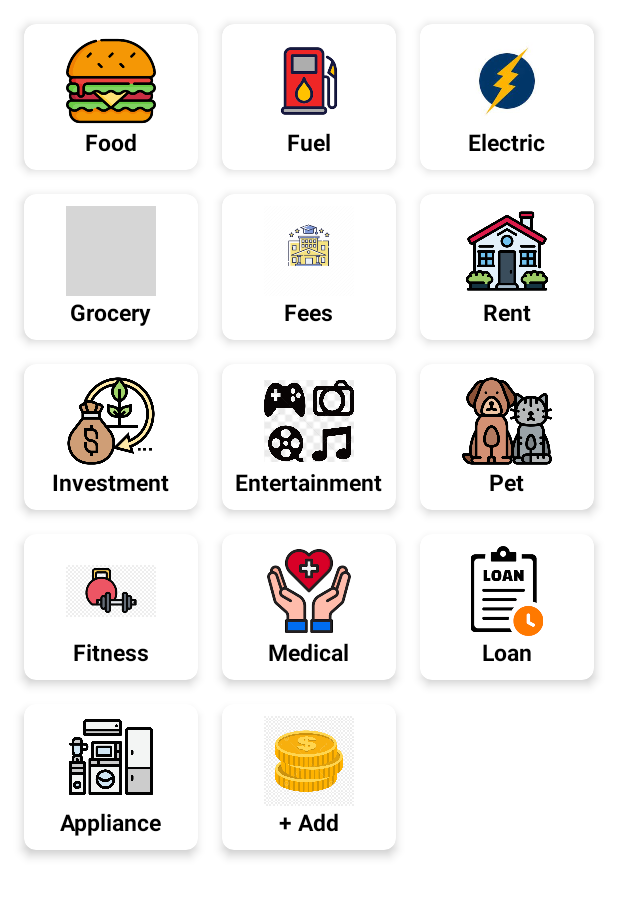
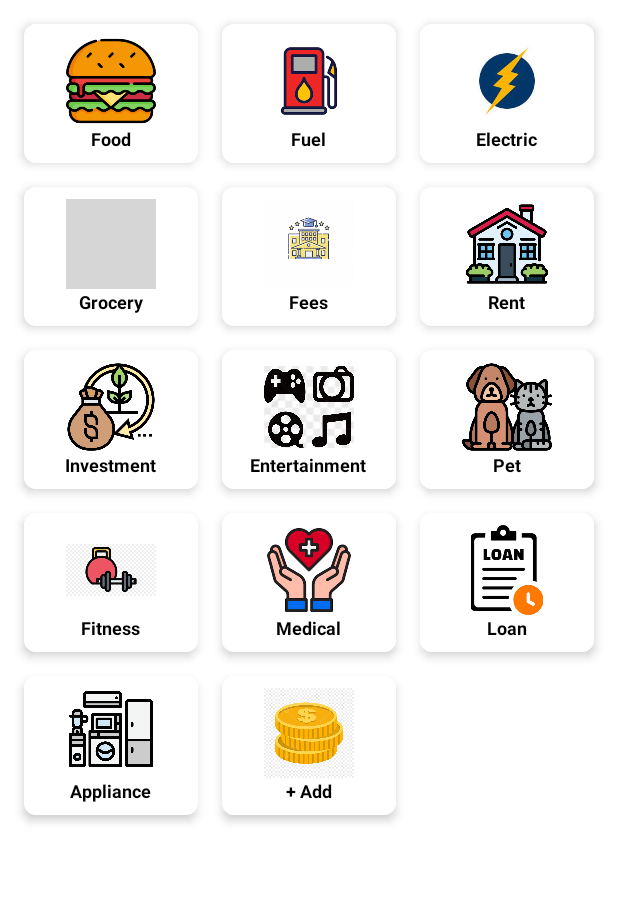
Before and after one commit to Priya-DharshiniS/Mobile-Application---FinWise, an Android app: the expense_log screen opened directly, with no data from a screen before it, after a tap on "Click to add", on a phone screen of 412 x 824 dp. Shown: the top 897 px of the screen. Run offline under Robolectric (Android 15) with nearby library versions, the phone set to English and light mode, and no system bars; our stand-ins replace Firebase (no records; nobody signed in at launch, a user with empty details on screens opened directly); grey boxes are pictures that could not be loaded.

Commit message:
card back set

```diff
--- a/app/src/main/res/layout/activity_expense.xml
+++ b/app/src/main/res/layout/activity_expense.xml
@@ -34,6 +34,7 @@
         android:layout_below="@id/layoutTotalSpending"
         android:layout_margin="15dp"
         app:cardCornerRadius="8dp"
+        android:background="@color/white"
         app:cardElevation="4dp">
 
         <RelativeLayout
--- a/app/src/main/res/layout/activity_expense_log.xml
+++ b/app/src/main/res/layout/activity_expense_log.xml
@@ -35,7 +35,9 @@
         android:layout_margin="40dp"
         android:padding="16dp"
         app:cardCornerRadius="8dp"
-        app:cardElevation="4dp">
+        app:cardElevation="4dp"
+        android:background="@color/white"
+        >
 
         <LinearLayout
             android:layout_width="match_parent"
--- a/app/src/main/res/layout/activity_reminder_log.xml
+++ b/app/src/main/res/layout/activity_reminder_log.xml
@@ -38,12 +38,14 @@
         android:layout_height="wrap_content"
         android:layout_margin="20dp"
         android:layout_below="@id/reminderTitleLayout"
+        android:background="@color/white"
         app:cardCornerRadius="8dp"
         app:cardElevation="4dp">
 
         <RelativeLayout
             android:layout_width="match_parent"
-            android:layout_height="wrap_content">
+            android:layout_height="wrap_content"
+            android:background="@color/white">
 
             <!-- Due Alarm Message -->
             <TextView
--- a/app/src/main/res/layout/activity_set_reminder.xml
+++ b/app/src/main/res/layout/activity_set_reminder.xml
@@ -35,12 +35,14 @@
         android:layout_below="@id/layout"
         android:padding="24dp"
         android:elevation="4dp"
+        android:background="@color/white"
         app:cardCornerRadius="16dp">
 
         <LinearLayout
             android:layout_width="match_parent"
             android:layout_height="wrap_content"
             android:orientation="vertical"
+            android:background="@color/white"
             android:padding="8dp">
 
             <!-- Date -->
--- a/app/src/main/res/layout/item_category.xml
+++ b/app/src/main/res/layout/item_category.xml
@@ -13,6 +13,7 @@
         android:layout_height="wrap_content"
         android:orientation="vertical"
         android:gravity="center"
+        android:background="@color/white"
         android:padding="8dp">
 
         <ImageView
@@ -29,7 +30,7 @@
             android:layout_height="wrap_content"
             android:text="Category Name"
             android:layout_gravity="center_horizontal"
-            android:textSize="15sp"
+            android:textSize="12sp"
             android:textStyle="bold"
             android:textColor="@android:color/black"/>
     </LinearLayout>
```
